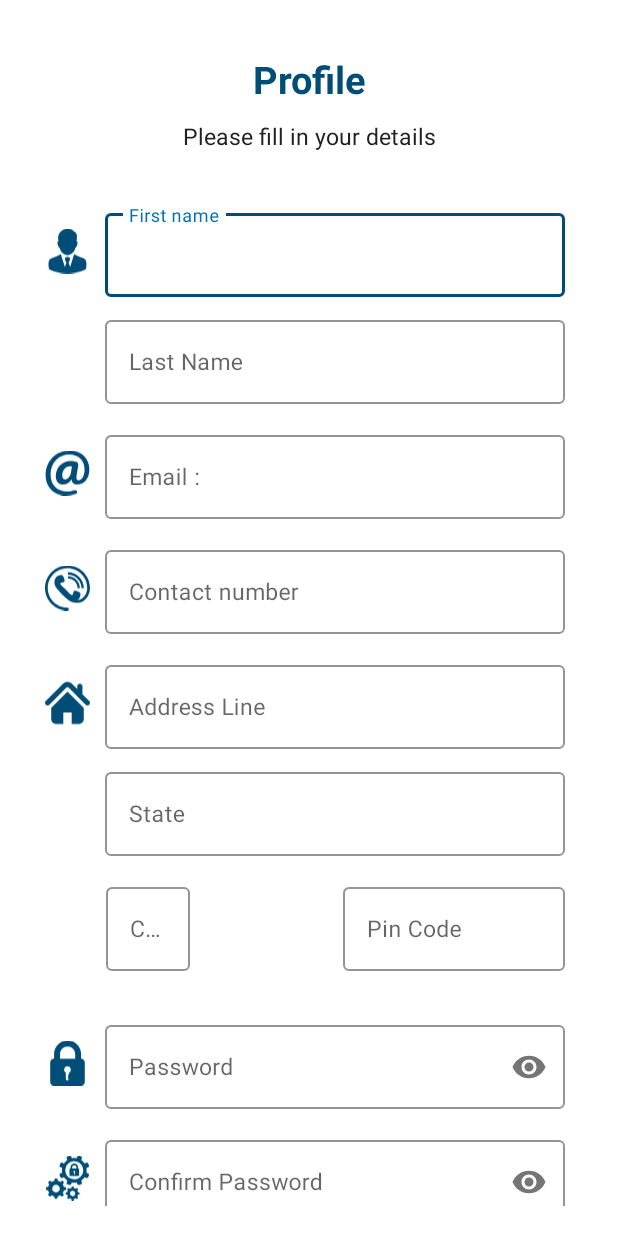
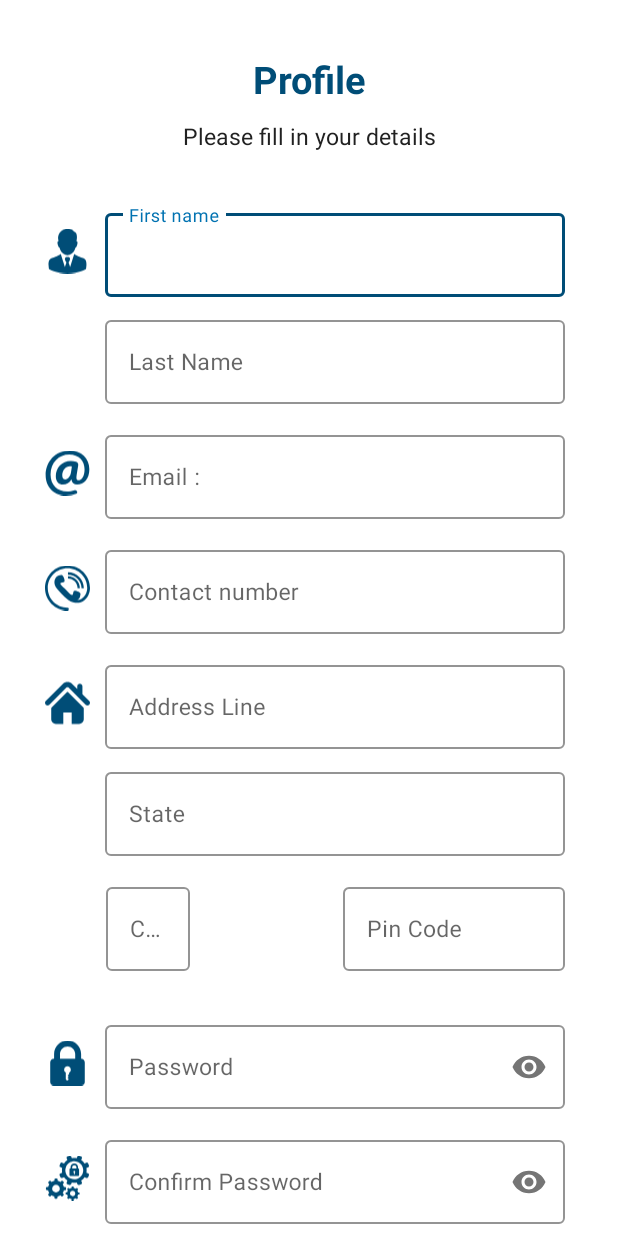
Before and after one commit to Prajata22/PayO_Assignment, an Android app: the RegistrationActivity screen opened directly, with no data from a screen before it, on a phone screen of 412 x 824 dp. Run offline under Robolectric (Android 15) with nearby library versions, the phone set to English and light mode, and no system bars.

Commit message:
Third Commit

```diff
--- a/app/src/main/res/layout/activity_registration.xml
+++ b/app/src/main/res/layout/activity_registration.xml
@@ -5,7 +5,6 @@
     android:layout_width="match_parent"
     android:layout_height="match_parent"
     android:fitsSystemWindows="true"
-    android:layout_marginBottom="20dp"
     android:background="@color/white">
 
     <androidx.core.widget.NestedScrollView
@@ -15,8 +14,9 @@
         app:layout_behavior="@string/appbar_scrolling_view_behavior">
 
         <LinearLayout
-            android:layout_width="fill_parent"
+            android:layout_width="match_parent"
             android:layout_height="wrap_content"
+            android:paddingBottom="20dp"
             android:orientation="vertical">
 
             <TextView
```
